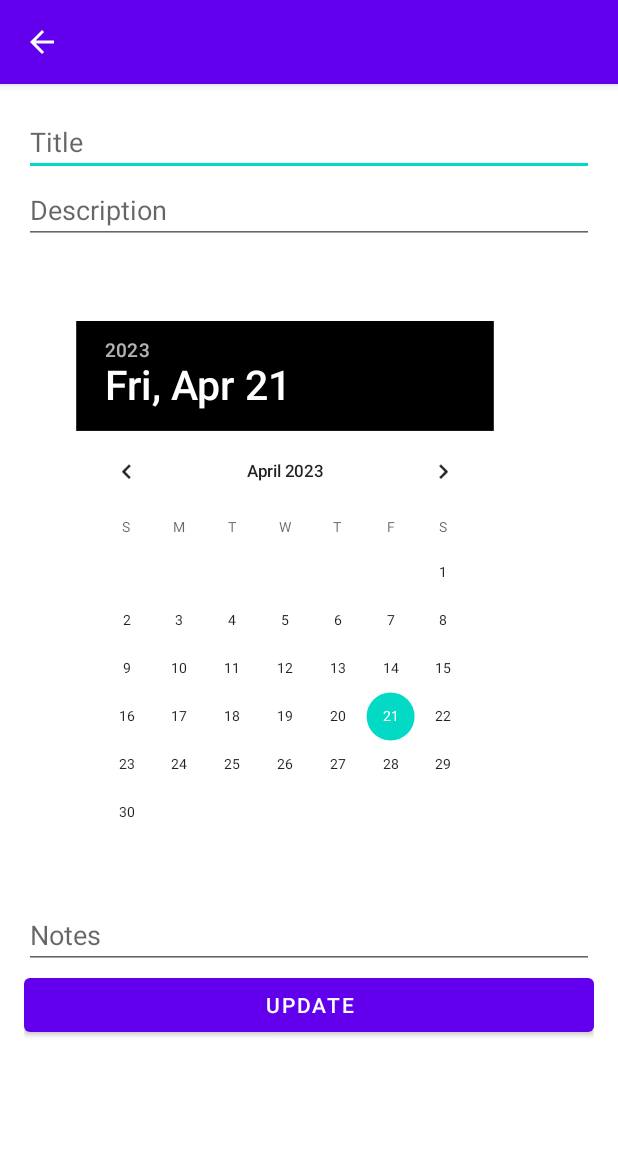
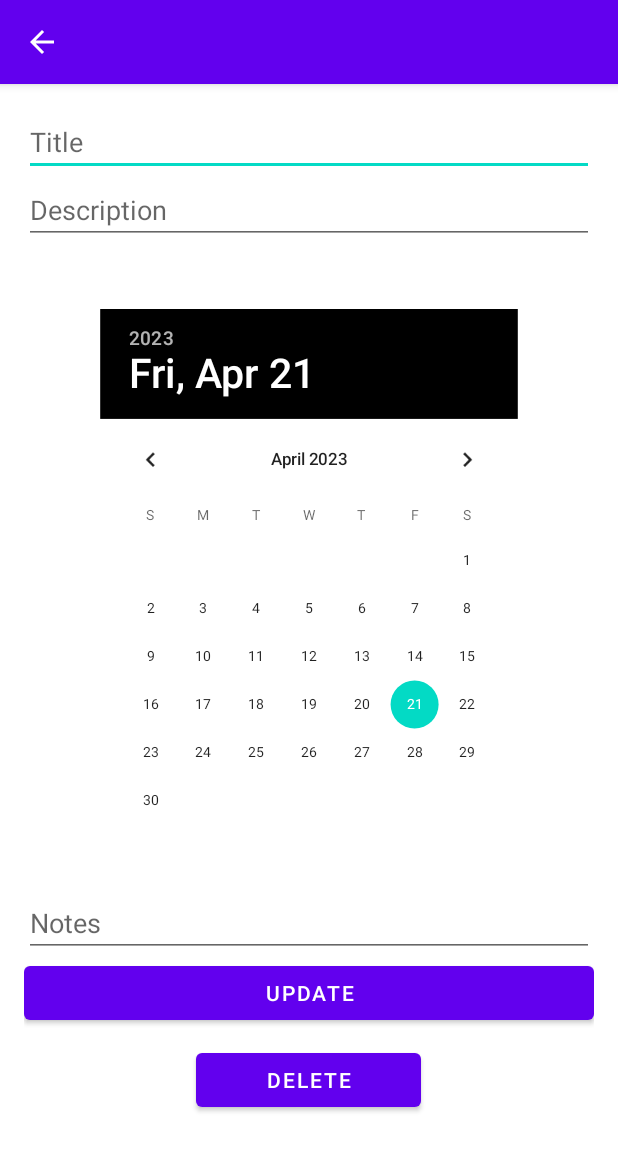
Before and after one commit to TimothyBorghouts/ToDo-App, an Android app: the UpdateActivity screen opened directly, with no data from a screen before it, on a phone screen of 412 x 824 dp. Shown: the top 1151 px of the screen. Run offline under Robolectric (Android 15) with nearby library versions, the phone set to English and light mode, and no system bars.

Commit message:
Create DeleteActivity with layout and functionality to delete an item.

```diff
--- a/app/src/main/java/com/example/todo/ui/UpdateActivity.java
+++ b/app/src/main/java/com/example/todo/ui/UpdateActivity.java
@@ -24,6 +24,7 @@ public class UpdateActivity extends AppCompatActivity {
     private DatePicker dueUpdateDatePicker;
     private EditText notesUpdateEditText;
     private Button updateButton;
+    private Button deleteButton;
 
     @Override
     protected void onCreate(Bundle savedInstanceState) {
@@ -62,6 +63,16 @@ public class UpdateActivity extends AppCompatActivity {
 
             }
         });
+
+        deleteButton = findViewById(R.id.delete_button);
+        deleteButton.setOnClickListener(new View.OnClickListener() {
+            @Override
+            public void onClick(View v) {
+                Intent intent = new Intent(UpdateActivity.this, DeleteActivity.class);
+                intent.putExtra("id", id);
+                startActivity(intent);
+            }
+        });
     }
 
     public void getIntentData(){
--- /dev/null
+++ b/app/src/main/res/drawable/ic_delete.xml
@@ -0,0 +1,5 @@
+<vector android:height="24dp" android:tint="#000000"
+    android:viewportHeight="24" android:viewportWidth="24"
+    android:width="24dp" xmlns:android="http://schemas.android.com/apk/res/android">
+    <path android:fillColor="@android:color/white" android:pathData="M6,19c0,1.1 0.9,2 2,2h8c1.1,0 2,-0.9 2,-2V7H6v12zM19,4h-3.5l-1,-1h-5l-1,1H5v2h14V4z"/>
+</vector>
--- a/app/src/main/res/layout/activity_update.xml
+++ b/app/src/main/res/layout/activity_update.xml
@@ -3,7 +3,8 @@
     android:orientation="vertical"
     android:layout_width="match_parent"
     android:layout_height="match_parent"
-    android:padding="16dp">
+    android:padding="16dp"
+    android:gravity="center_horizontal">
 
     <EditText
         android:id="@+id/title_update_edittext"
@@ -25,7 +26,6 @@
         android:id="@+id/due_update_datepicker"
         android:layout_width="wrap_content"
         android:layout_height="wrap_content"
-        android:layout_marginTop="8dp"
         android:scaleY="0.8"
         android:scaleX="0.8"
         android:calendarTextColor="@color/black"
@@ -49,4 +49,14 @@
         android:layout_height="wrap_content"
         android:text="Update" />
 
+    <Button
+        android:id="@+id/delete_button"
+        android:layout_width="150dp"
+        android:layout_height="wrap_content"
+        android:layout_marginTop="10dp"
+        android:drawableStart="@drawable/ic_delete"
+        android:drawableTint="@color/white"
+        android:gravity="center"
+        android:text="Delete" />
+
 </LinearLayout>
```
Also changed, not shown: app/src/main/AndroidManifest.xml (+6 -2 lines), app/src/main/java/com/example/todo/ui/DeleteActivity.java (added, +47 -0 lines), app/src/main/res/layout/activity_delete.xml (added, +42 -0 lines).
